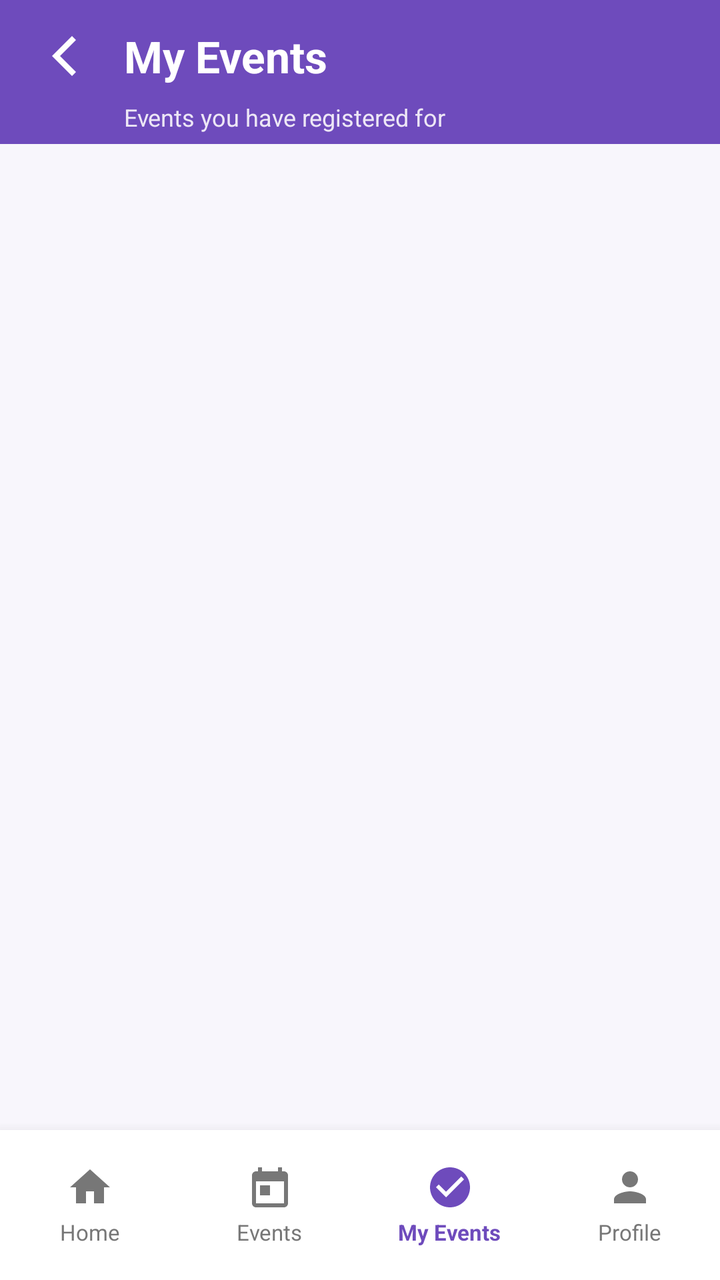
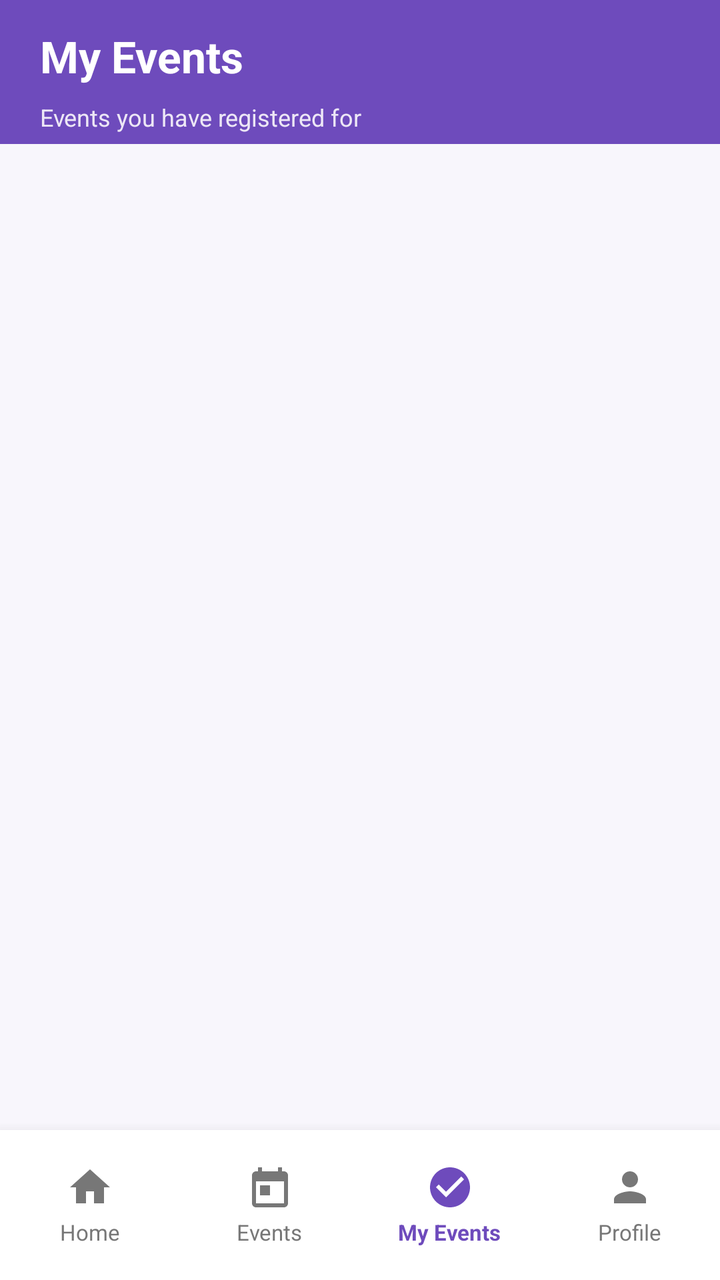

Screens rendered from an Android XML layout before and after an edit, with the pre-edit source and the edit as a unified diff.
<!-- AndroidManifest.xml: application theme Theme.CollegeEventManagement -->
<!-- res/layout/activity_my_events.xml -->
<?xml version="1.0" encoding="utf-8"?>
<LinearLayout
    xmlns:android="http://schemas.android.com/apk/res/android"
    xmlns:app="http://schemas.android.com/apk/res-auto"
    android:layout_width="match_parent"
    android:layout_height="match_parent"
    android:orientation="vertical"
    android:background="#F8F6FC">


    
    
    

    <LinearLayout
        android:layout_width="match_parent"
        android:layout_height="72dp"
        android:orientation="vertical"
        android:background="#6E4BBC"
        android:paddingStart="8dp"
        android:paddingEnd="12dp"
        android:paddingTop="4dp"
        android:paddingBottom="4dp">


        
        
        

        <LinearLayout
            android:layout_width="match_parent"
            android:layout_height="48dp"
            android:orientation="horizontal"
            android:gravity="center_vertical">


            

            <ImageButton
                android:id="@+id/backButton"
                android:layout_width="48dp"
                android:layout_height="48dp"
                android:background="@android:color/transparent"
                android:src="@drawable/ic_arrow_back"
                app:tint="@android:color/white"
                android:contentDescription="Back to dashboard"
                android:clickable="true"
                android:focusable="true"
                android:padding="10dp" />


            

            <TextView
                android:layout_width="wrap_content"
                android:layout_height="wrap_content"
                android:text="My Events"
                android:textColor="@android:color/white"
                android:textSize="22sp"
                android:textStyle="bold"
                android:layout_marginStart="6dp" />

        </LinearLayout>


        
        
        

        <TextView
            android:layout_width="match_parent"
            android:layout_height="wrap_content"
            android:text="Events you have registered for"
            android:textColor="#EDE7F6"
            android:textSize="12sp"
            android:layout_marginStart="54dp"
            android:layout_marginTop="-2dp" />

    </LinearLayout>


    
    
    

    <ScrollView
        android:layout_width="match_parent"
        android:layout_height="0dp"
        android:layout_weight="1"
        android:fillViewport="true"
        android:scrollbars="vertical">

        <LinearLayout
            android:id="@+id/eventsContainer"
            android:layout_width="match_parent"
            android:layout_height="wrap_content"
            android:orientation="vertical"
            android:padding="12dp"
            android:paddingBottom="24dp" />

    </ScrollView>


    
    
    

    <LinearLayout
        android:layout_width="match_parent"
        android:layout_height="75dp"
        android:orientation="horizontal"
        android:gravity="center"
        android:background="@android:color/white"
        android:elevation="10dp"
        android:paddingTop="4dp"
        android:paddingBottom="4dp">


        
        
        

        <LinearLayout
            android:id="@+id/navHome"
            android:layout_width="0dp"
            android:layout_height="match_parent"
            android:layout_weight="1"
            android:orientation="vertical"
            android:gravity="center"
            android:clickable="true"
            android:focusable="true"
            android:background="?attr/selectableItemBackgroundBorderless">


            <ImageView
                android:layout_width="24dp"
                android:layout_height="24dp"
                android:src="@drawable/ic_home"
                android:contentDescription="Home"
                app:tint="#777777" />


            <TextView
                android:layout_width="wrap_content"
                android:layout_height="wrap_content"
                android:text="Home"
                android:textSize="11sp"
                android:textColor="#777777"
                android:layout_marginTop="3dp" />

        </LinearLayout>


        
        
        

        <LinearLayout
            android:id="@+id/navEvents"
            android:layout_width="0dp"
            android:layout_height="match_parent"
            android:layout_weight="1"
            android:orientation="vertical"
            android:gravity="center"
            android:clickable="true"
            android:focusable="true"
            android:background="?attr/selectableItemBackgroundBorderless">


            <ImageView
                android:layout_width="24dp"
                android:layout_height="24dp"
                android:src="@drawable/ic_event"
                android:contentDescription="Events"
                app:tint="#777777" />


            <TextView
                android:layout_width="wrap_content"
                android:layout_height="wrap_content"
                android:text="Events"
                android:textSize="11sp"
                android:textColor="#777777"
                android:layout_marginTop="3dp" />

        </LinearLayout>


        
        
        

        <LinearLayout
            android:id="@+id/navMyEvents"
            android:layout_width="0dp"
            android:layout_height="match_parent"
            android:layout_weight="1"
            android:orientation="vertical"
            android:gravity="center"
            android:clickable="true"
            android:focusable="true"
            android:background="?attr/selectableItemBackgroundBorderless">


            <ImageView
                android:layout_width="24dp"
                android:layout_height="24dp"
                android:src="@drawable/ic_confirmation"
                android:contentDescription="My Events"
                app:tint="#6E4BBC" />


            <TextView
                android:layout_width="wrap_content"
                android:layout_height="wrap_content"
                android:text="My Events"
                android:textSize="11sp"
                android:textColor="#6E4BBC"
                android:textStyle="bold"
                android:layout_marginTop="3dp" />

        </LinearLayout>


        
        
        

        <LinearLayout
            android:id="@+id/navProfile"
            android:layout_width="0dp"
            android:layout_height="match_parent"
            android:layout_weight="1"
            android:orientation="vertical"
            android:gravity="center"
            android:clickable="true"
            android:focusable="true"
            android:background="?attr/selectableItemBackgroundBorderless">


            <ImageView
                android:layout_width="24dp"
                android:layout_height="24dp"
                android:src="@drawable/ic_person"
                android:contentDescription="Profile"
                app:tint="#777777" />


            <TextView
                android:layout_width="wrap_content"
                android:layout_height="wrap_content"
                android:text="Profile"
                android:textSize="11sp"
                android:textColor="#777777"
                android:layout_marginTop="3dp" />

        </LinearLayout>

    </LinearLayout>

</LinearLayout>
<!-- resources referenced by this layout -->
<resources>
  <!-- drawable ic_arrow_back (drawable) -->
  <?xml version="1.0" encoding="utf-8"?>
  <vector xmlns:android="http://schemas.android.com/apk/res/android"
      android:width="32dp"
      android:height="32dp"
      android:viewportWidth="32"
      android:viewportHeight="32">
  
      <path
          android:fillColor="#FFFFFF"
          android:pathData="M20,6 L10,16 L20,26 L22,24 L14,16 L22,8 Z" />
  
  </vector>
  <!-- drawable ic_confirmation (drawable) -->
  <?xml version="1.0" encoding="utf-8"?>
  <vector xmlns:android="http://schemas.android.com/apk/res/android"
      android:width="24dp"
      android:height="24dp"
      android:viewportWidth="24"
      android:viewportHeight="24">
  
      <path
          android:fillColor="#FFFFFFFF"
          android:pathData="M12,2C6.48,2 2,6.48 2,12s4.48,10 10,10 10,-4.48 10,-10S17.52,2 12,2zM10,17l-5,-5 1.41,-1.41L10,14.17l7.59,-7.59L19,8l-9,9z" />
  
  </vector>
  <!-- drawable ic_event (drawable) -->
  <?xml version="1.0" encoding="utf-8"?>
  <vector xmlns:android="http://schemas.android.com/apk/res/android"
      android:width="24dp"
      android:height="24dp"
      android:viewportWidth="24"
      android:viewportHeight="24">
  
      <path
          android:fillColor="#FFFFFFFF"
          android:pathData="M19,4h-1V2h-2v2H8V2H6v2H5c-1.1,0 -2,0.9 -2,2v14c0,1.1 0.9,2 2,2h14c1.1,0 2,-0.9 2,-2V6c0,-1.1 -0.9,-2 -2,-2zM19,20H5V9h14v11zM7,11h5v5H7z" />
  
  </vector>
  <!-- drawable ic_home (drawable) -->
  <?xml version="1.0" encoding="utf-8"?>
  <vector xmlns:android="http://schemas.android.com/apk/res/android"
      android:width="24dp"
      android:height="24dp"
      android:viewportWidth="24"
      android:viewportHeight="24">
  
      <path
          android:fillColor="#FF000000"
          android:pathData="M10,20v-6h4v6h5v-8h3L12,3 2,12h3v8z" />
  
  </vector>
  <!-- drawable ic_person (drawable) -->
  <?xml version="1.0" encoding="utf-8"?>
  <vector xmlns:android="http://schemas.android.com/apk/res/android"
      android:width="24dp"
      android:height="24dp"
      android:viewportWidth="24"
      android:viewportHeight="24">
  
      <path
          android:fillColor="#FF000000"
          android:pathData="M12,12c2.21,0 4,-1.79 4,-4s-1.79,-4 -4,-4 -4,1.79 -4,4 1.79,4 4,4zM12,14c-2.67,0 -8,1.34 -8,4v2h16v-2c0,-2.66 -5.33,-4 -8,-4z" />
  
  </vector>
  <style name="Theme.CollegeEventManagement" parent="Base.Theme.CollegeEventManagement" />
  <style name="Base.Theme.CollegeEventManagement" parent="Theme.Material3.DayNight.NoActionBar">
          
          
      </style>
</resources>

<!-- the commit's change to res/layout/activity_my_events.xml (unified diff, before → after) -->
@@ -17,7 +17,7 @@
         android:layout_height="72dp"
         android:orientation="vertical"
         android:background="#6E4BBC"
-        android:paddingStart="8dp"
+        android:paddingStart="20dp"
         android:paddingEnd="12dp"
         android:paddingTop="4dp"
         android:paddingBottom="4dp">
@@ -36,29 +36,13 @@
 
             
 
-            <ImageButton
-                android:id="@+id/backButton"
-                android:layout_width="48dp"
-                android:layout_height="48dp"
-                android:background="@android:color/transparent"
-                android:src="@drawable/ic_arrow_back"
-                app:tint="@android:color/white"
-                android:contentDescription="Back to dashboard"
-                android:clickable="true"
-                android:focusable="true"
-                android:padding="10dp" />
-
-
-            
-
             <TextView
                 android:layout_width="wrap_content"
                 android:layout_height="wrap_content"
                 android:text="My Events"
                 android:textColor="@android:color/white"
                 android:textSize="22sp"
-                android:textStyle="bold"
-                android:layout_marginStart="6dp" />
+                android:textStyle="bold" />
 
         </LinearLayout>
 
@@ -73,7 +57,7 @@
             android:text="Events you have registered for"
             android:textColor="#EDE7F6"
             android:textSize="12sp"
-            android:layout_marginStart="54dp"
+            android:layout_marginStart="0dp"
             android:layout_marginTop="-2dp" />
 
     </LinearLayout>
@@ -131,7 +115,6 @@
             android:focusable="true"
             android:background="?attr/selectableItemBackgroundBorderless">
 
-
             <ImageView
                 android:layout_width="24dp"
                 android:layout_height="24dp"
@@ -139,7 +122,6 @@
                 android:contentDescription="Home"
                 app:tint="#777777" />
 
-
             <TextView
                 android:layout_width="wrap_content"
                 android:layout_height="wrap_content"
@@ -165,7 +147,6 @@
             android:clickable="true"
             android:focusable="true"
             android:background="?attr/selectableItemBackgroundBorderless">
-
 
             <ImageView
                 android:layout_width="24dp"
@@ -174,7 +155,6 @@
                 android:contentDescription="Events"
                 app:tint="#777777" />
 
-
             <TextView
                 android:layout_width="wrap_content"
                 android:layout_height="wrap_content"
@@ -200,7 +180,6 @@
             android:clickable="true"
             android:focusable="true"
             android:background="?attr/selectableItemBackgroundBorderless">
-
 
             <ImageView
                 android:layout_width="24dp"
@@ -209,7 +188,6 @@
                 android:contentDescription="My Events"
                 app:tint="#6E4BBC" />
 
-
             <TextView
                 android:layout_width="wrap_content"
                 android:layout_height="wrap_content"
@@ -236,7 +214,6 @@
             android:clickable="true"
             android:focusable="true"
             android:background="?attr/selectableItemBackgroundBorderless">
-
 
             <ImageView
                 android:layout_width="24dp"
@@ -245,7 +222,6 @@
                 android:contentDescription="Profile"
                 app:tint="#777777" />
 
-
             <TextView
                 android:layout_width="wrap_content"
                 android:layout_height="wrap_content"
<!-- resource entries referenced after the edit -->
@@ -1,18 +1,5 @@
 <!-- resources referenced by this layout -->
 <resources>
-  <!-- drawable ic_arrow_back (drawable) -->
-  <?xml version="1.0" encoding="utf-8"?>
-  <vector xmlns:android="http://schemas.android.com/apk/res/android"
-      android:width="32dp"
-      android:height="32dp"
-      android:viewportWidth="32"
-      android:viewportHeight="32">
-  
-      <path
-          android:fillColor="#FFFFFF"
-          android:pathData="M20,6 L10,16 L20,26 L22,24 L14,16 L22,8 Z" />
-  
-  </vector>
   <!-- drawable ic_confirmation (drawable) -->
   <?xml version="1.0" encoding="utf-8"?>
   <vector xmlns:android="http://schemas.android.com/apk/res/android"
